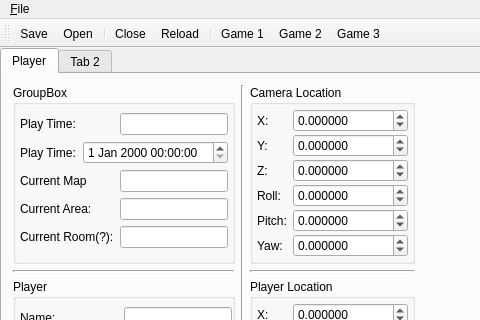
This is save editor/SS_SaveEditor/mainwindow.ui in Antidote/skyward-sword-save-editor as Qt 5 draws it before an edit; both pictures show x 0 to 480 and y 0 to 320 of the 753 by 572 pixel window. The edited form follows.
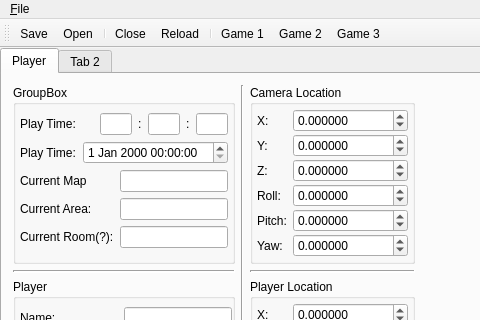
This is the edited form.

Commit message: Finalized PlayTime code (just needs to be fully implemented)

```diff
--- a/save editor/SS_SaveEditor/mainwindow.ui
+++ b/save editor/SS_SaveEditor/mainwindow.ui
@@ -63,6 +63,103 @@
                      <horstretch>0</horstretch>
                      <verstretch>0</verstretch>
                     </sizepolicy>
+                   </property>
+                   <property name="maximumSize">
+                    <size>
+                     <width>32</width>
+                     <height>16777215</height>
+                    </size>
+                   </property>
+                   <property name="maxLength">
+                    <number>4</number>
+                   </property>
+                   <property name="alignment">
+                    <set>Qt::AlignRight|Qt::AlignTrailing|Qt::AlignVCenter</set>
+                   </property>
+                  </widget>
+                 </item>
+                 <item>
+                  <widget class="QLabel" name="playSepLabel">
+                   <property name="sizePolicy">
+                    <sizepolicy hsizetype="Fixed" vsizetype="Fixed">
+                     <horstretch>0</horstretch>
+                     <verstretch>0</verstretch>
+                    </sizepolicy>
+                   </property>
+                   <property name="maximumSize">
+                    <size>
+                     <width>4</width>
+                     <height>16777215</height>
+                    </size>
+                   </property>
+                   <property name="lineWidth">
+                    <number>1</number>
+                   </property>
+                   <property name="text">
+                    <string>:</string>
+                   </property>
+                  </widget>
+                 </item>
+                 <item>
+                  <widget class="QLineEdit" name="playMinutesLineEdit">
+                   <property name="sizePolicy">
+                    <sizepolicy hsizetype="Fixed" vsizetype="Fixed">
+                     <horstretch>0</horstretch>
+                     <verstretch>0</verstretch>
+                    </sizepolicy>
+                   </property>
+                   <property name="maximumSize">
+                    <size>
+                     <width>32</width>
+                     <height>16777215</height>
+                    </size>
+                   </property>
+                   <property name="maxLength">
+                    <number>2</number>
+                   </property>
+                   <property name="alignment">
+                    <set>Qt::AlignRight|Qt::AlignTrailing|Qt::AlignVCenter</set>
+                   </property>
+                  </widget>
+                 </item>
+                 <item>
+                  <widget class="QLabel" name="label">
+                   <property name="sizePolicy">
+                    <sizepolicy hsizetype="Fixed" vsizetype="Fixed">
+                     <horstretch>0</horstretch>
+                     <verstretch>0</verstretch>
+                    </sizepolicy>
+                   </property>
+                   <property name="maximumSize">
+                    <size>
+                     <width>4</width>
+                     <height>16777215</height>
+                    </size>
+                   </property>
+                   <property name="text">
+                    <string>:</string>
+                   </property>
+                  </widget>
+                 </item>
+                 <item>
+                  <widget class="QLineEdit" name="playSecondsLineEdit">
+                   <property name="enabled">
+                    <bool>true</bool>
+                   </property>
+                   <property name="sizePolicy">
+                    <sizepolicy hsizetype="Fixed" vsizetype="Fixed">
+                     <horstretch>0</horstretch>
+                     <verstretch>0</verstretch>
+                    </sizepolicy>
+                   </property>
+                   <property name="maximumSize">
+                    <size>
+                     <width>32</width>
+                     <height>16777215</height>
+                    </size>
+                   </property>
+                   <property name="maxLength">
+                    <number>2</number>
                    </property>
                   </widget>
                  </item>
```
Left out of the diff: 2 changed lines with no effect on the pictures. The commit also changes 3 other files.
